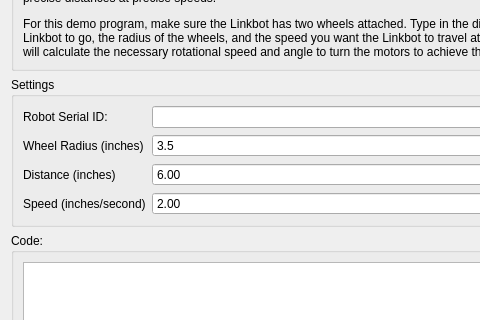
Old version of the form move_dialog.ui in the repository davidko/LinkbotPythonDemo; both pictures show x 0 to 480 and y 123 to 443 of the 627 by 652 pixel window.
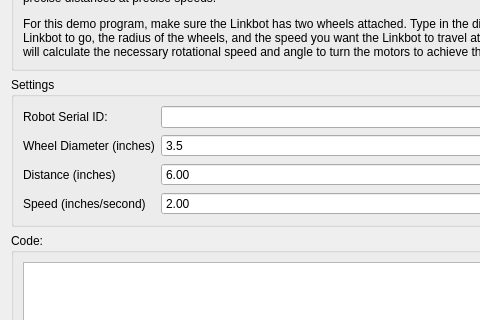
New version of the form.

Commit message: Fixed diameter/radius typo

Diff of the .ui file:
```diff
--- a/move_dialog.ui
+++ b/move_dialog.ui
@@ -96,7 +96,7 @@
       <item row="1" column="0">
        <widget class="QLabel" name="label_4">
         <property name="text">
-         <string>Wheel Radius (inches)</string>
+         <string>Wheel Diameter (inches)</string>
         </property>
        </widget>
       </item>
```
The commit also changes 3 other files.
